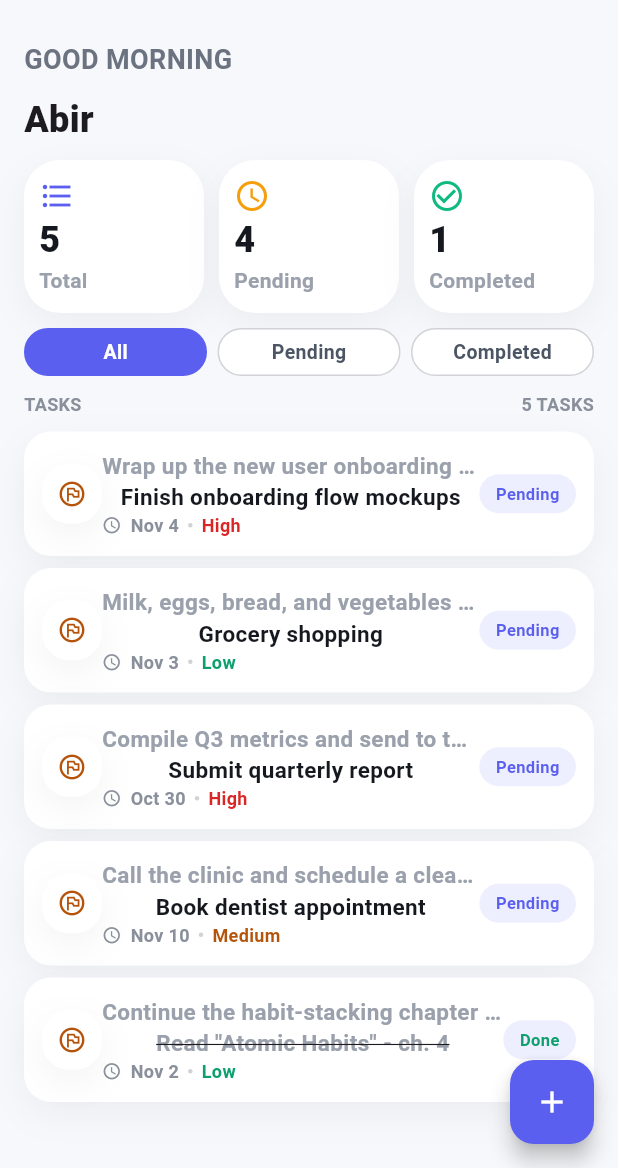
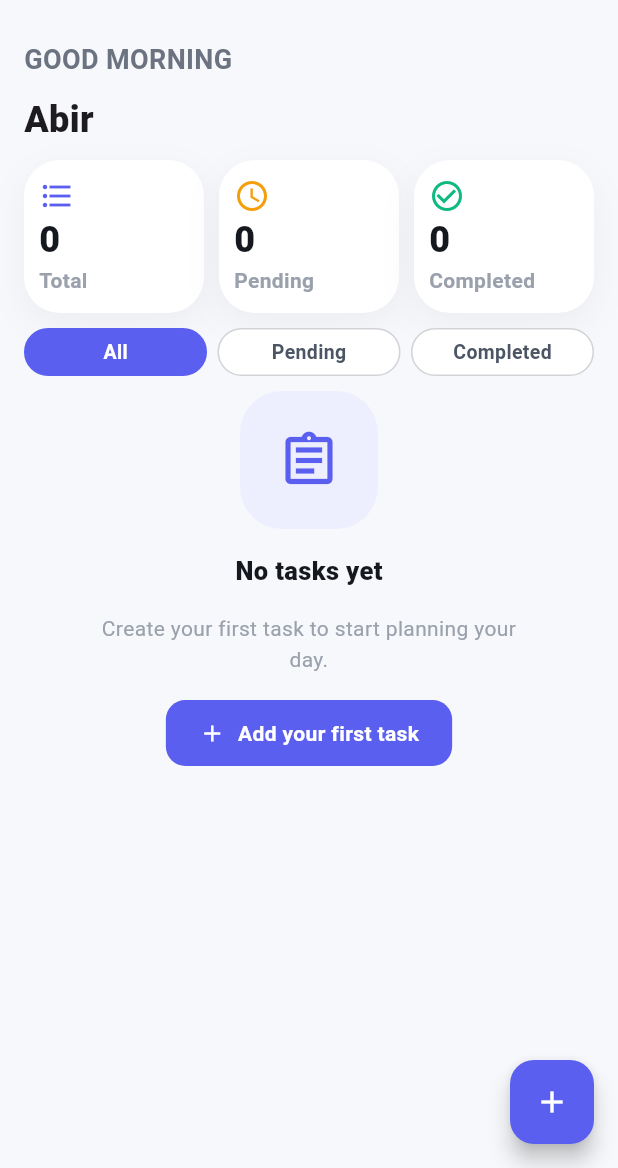
Before and after one commit to mishad01/Ostad-Flutter-and-AI-Batch-19, a Flutter app: the screen it shows after launch, on a phone screen of 412 x 824 dp, the part 68-1236 px from its top. Run offline on Flutter 3.47's test engine with Material 3 defaults, Android fonts, the phone set to English and light mode, and no system bars; our stand-ins replace sqflite; accounts and stored records are empty.

Commit message:
feat: implement database helper for task management with CRUD operations and update Task model for database integration

```diff
--- /dev/null
+++ b/Module 10/task_manager/lib/core/database_helper.dart
@@ -0,0 +1,67 @@
+import 'package:path/path.dart';
+import 'package:sqflite/sqflite.dart';
+import 'package:task_manager/core/task.dart';
+
+class DatabaseHelper {
+  static Future<Database> getDatabase() async {
+    String folder = await getDatabasesPath();
+    String path = join(folder, 'task_manager.db');
+
+    return openDatabase(
+      path,
+      version: 1,
+      onCreate: (Database db, int version) async {
+        await db.execute('''
+        CREATE TABLE tasks (
+          id INTEGER PRIMARY KEY AUTOINCREMENT,
+          title TEXT NOT NULL,
+          description TEXT NOT NULL,
+          dueDate TEXT NOT NULL,
+          priority TEXT NOT NULL,
+          createdDate TEXT NOT NULL,
+          isCompleted INTEGER NOT NULL
+        )
+      ''');
+      },
+    );
+  }
+
+  //Add Task
+  static Future<void> insertTask(Task task) async {
+    final db = await getDatabase();
+    await db.insert('tasks', task.toMap());
+  }
+
+  //Get Task
+  static Future<List<Task>> getTasks() async {
+    final db = await getDatabase();
+    final List<Map<String, dynamic>> rows = await db.query(
+      'tasks',
+      orderBy: 'id DESC ',
+    );
+
+    List<Task> tasks = [];
+
+    for (Map<String, dynamic> row in rows) {
+      tasks.add(Task.fromMap(row));
+    }
+    return tasks;
+  }
+
+  //Update/Edit Task
+  static Future<void> updateTask(Task task) async {
+    final db = await getDatabase();
+    await db.update(
+      'tasks',
+      task.toMap(),
+      where: 'id = ?',
+      whereArgs: [task.id],
+    );
+  }
+
+  //Delete Task
+  static Future<void> deleteTask(int id) async {
+    final db = await getDatabase();
+    await db.delete('tasks', where: 'id = ?', whereArgs: [id]);
+  }
+}
--- a/Module 10/task_manager/lib/core/task.dart
+++ b/Module 10/task_manager/lib/core/task.dart
@@ -1,5 +1,6 @@
 class Task {
   Task({
+    this.id,
     required this.title,
     required this.description,
     required this.dueDate,
@@ -8,53 +9,34 @@ class Task {
     this.isCompleted = false,
   });
 
+  final int? id;
   final String title;
   final String description;
   final String dueDate;
   final String priority;
   final String createdDate;
   bool isCompleted;
+
+  Map<String, dynamic> toMap() {
+    return {
+      'title': title,
+      'description': description,
+      'dueDate': dueDate,
+      'priority': priority,
+      'createdDate': createdDate,
+      'isCompleted': isCompleted ? 1 : 0,
+    };
+  }
+
+  factory Task.fromMap(Map<String, dynamic> mp) {
+    return Task(
+      id: mp['id'] as int?,
+      title: mp['title'],
+      description: mp['description'],
+      dueDate: mp['dueDate'],
+      priority: mp['priority'],
+      createdDate: mp['createdDate'],
+      isCompleted: mp['isCompleted'] == 1,
+    );
+  }
 }
-
-List<Task> demoTasks = [
-  Task(
-    title: 'Finish onboarding flow mockups',
-    description: 'Wrap up the new user onboarding screens for review.',
-    dueDate: 'Nov 4',
-    priority: 'High',
-    createdDate: 'Oct 28, 2026',
-    isCompleted: false,
-  ),
-  Task(
-    title: 'Grocery shopping',
-    description: 'Milk, eggs, bread, and vegetables for the week.',
-    dueDate: 'Nov 3',
-    priority: 'Low',
-    createdDate: 'Nov 1, 2026',
-    isCompleted: false,
-  ),
-  Task(
-    title: 'Submit quarterly report',
-    description: 'Compile Q3 metrics and send to the finance team.',
-    dueDate: 'Oct 30',
-    priority: 'High',
-    createdDate: 'Oct 12, 2026',
-    isCompleted: false,
-  ),
-  Task(
-    title: 'Book dentist appointment',
-    description: 'Call the clinic and schedule a cleaning.',
-    dueDate: 'Nov 10',
-    priority: 'Medium',
-    createdDate: 'Nov 2, 2026',
-    isCompleted: false,
-  ),
-  Task(
-    title: 'Read "Atomic Habits" - ch. 4',
-    description: 'Continue the habit-stacking chapter before bed.',
-    dueDate: 'Nov 2',
-    priority: 'Low',
-    createdDate: 'Oct 25, 2026',
-    isCompleted: true,
-  ),
-];
--- a/Module 10/task_manager/lib/presentation/feature/home/home_page.dart
+++ b/Module 10/task_manager/lib/presentation/feature/home/home_page.dart
@@ -1,10 +1,13 @@
 import 'package:flutter/material.dart';
 import 'package:task_manager/core/app_colors.dart';
 import 'package:task_manager/core/app_strings.dart';
+import 'package:task_manager/core/database_helper.dart';
 import 'package:task_manager/core/task.dart';
 import 'package:task_manager/presentation/feature/add_edit_task/add_edit_task_page.dart';
 import 'package:task_manager/presentation/feature/home/widget/app_logo.dart';
+import 'package:task_manager/presentation/feature/home/widget/empty_task_view.dart';
 import 'package:task_manager/presentation/feature/home/widget/filter_button.dart';
+import 'package:task_manager/presentation/feature/home/widget/no_result_view.dart';
 import 'package:task_manager/presentation/feature/home/widget/stat_card.dart';
 import 'package:task_manager/presentation/feature/home/widget/task_card.dart';
 import 'package:task_manager/presentation/feature/task_details.dart/task_details_page.dart';
@@ -17,7 +20,22 @@ class HomePage extends StatefulWidget {
 }
 
 class _HomePageState extends State<HomePage> {
-  final List<Task> _tasks = demoTasks;
+  final List<Task> _tasks = [];
+
+  @override
+  void initState() {
+    super.initState();
+    _loadTasks();
+  }
+
+  Future<void> _loadTasks() async {
+    List<Task> taskFromDatabase = await DatabaseHelper.getTasks();
+    if (!mounted) return;
+    setState(() {
+      _tasks.clear();
+      _tasks.addAll(taskFromDatabase);
+    });
+  }
 
   String _selectedFilter = AppStrings.all;
 
@@ -43,16 +61,22 @@ class _HomePageState extends State<HomePage> {
     });
   }
 
-  void _onStatusTap(Task task) {
-    setState(() {
-      task.isCompleted = !task.isCompleted;
-    });
+  Future<void> _onStatusTap(Task task) async {
+    task.isCompleted = !task.isCompleted;
+    await DatabaseHelper.updateTask(task);
+    await _loadTasks();
   }
 
-  void _goToAddTask() {}
-  void _goToDetails() {
+  Future<void> _goToAddTask() async {
+    await Navigator.of(context)
+        .push(MaterialPageRoute(builder: (context) => AddEditTaskPage()));
+    await _loadTasks();
+  }
+
+  Future<void> _goToDetails() async {
     Navigator.of(context)
         .push(MaterialPageRoute(builder: (context) => TaskDetailsPage()));
+    await _loadTasks();
   }
 
   @override
@@ -186,6 +210,11 @@ class _HomePageState extends State<HomePage> {
                   ),
                 ],
               ),
+
+            if (_tasks.isEmpty) ...[
+              EmptyTaskView(onAddTap: _goToAddTask),
+            ] else if (visibleTask.isEmpty)
+              NoResultView(),
             Expanded(
               child: ListView.builder(
                 shrinkWrap: true,
@@ -230,10 +259,7 @@ class _HomePageState extends State<HomePage> {
         ),
       ),
       floatingActionButton: FloatingActionButton(
-        onPressed: () {
-          Navigator.of(context)
-              .push(MaterialPageRoute(builder: (context) => AddEditTaskPage()));
-        },
+        onPressed: _goToAddTask,
         backgroundColor: AppColors.primary,
         child: Icon(Icons.add, color: AppColors.white),
       ),
--- a/Module 10/task_manager/pubspec.yaml
+++ b/Module 10/task_manager/pubspec.yaml
@@ -34,6 +34,9 @@ dependencies:
   # The following adds the Cupertino Icons font to your application.
   # Use with the CupertinoIcons class for iOS style icons.
   cupertino_icons: ^1.0.8
+  sqflite: ^2.4.5
+  path: ^1.9.1
+
 
 dev_dependencies:
   flutter_test:
```
Also changed, not shown: Module 10/task_manager/lib/presentation/feature/add_edit_task/add_edit_task_page.dart (+114 -20 lines), Module 10/task_manager/pubspec.lock.
